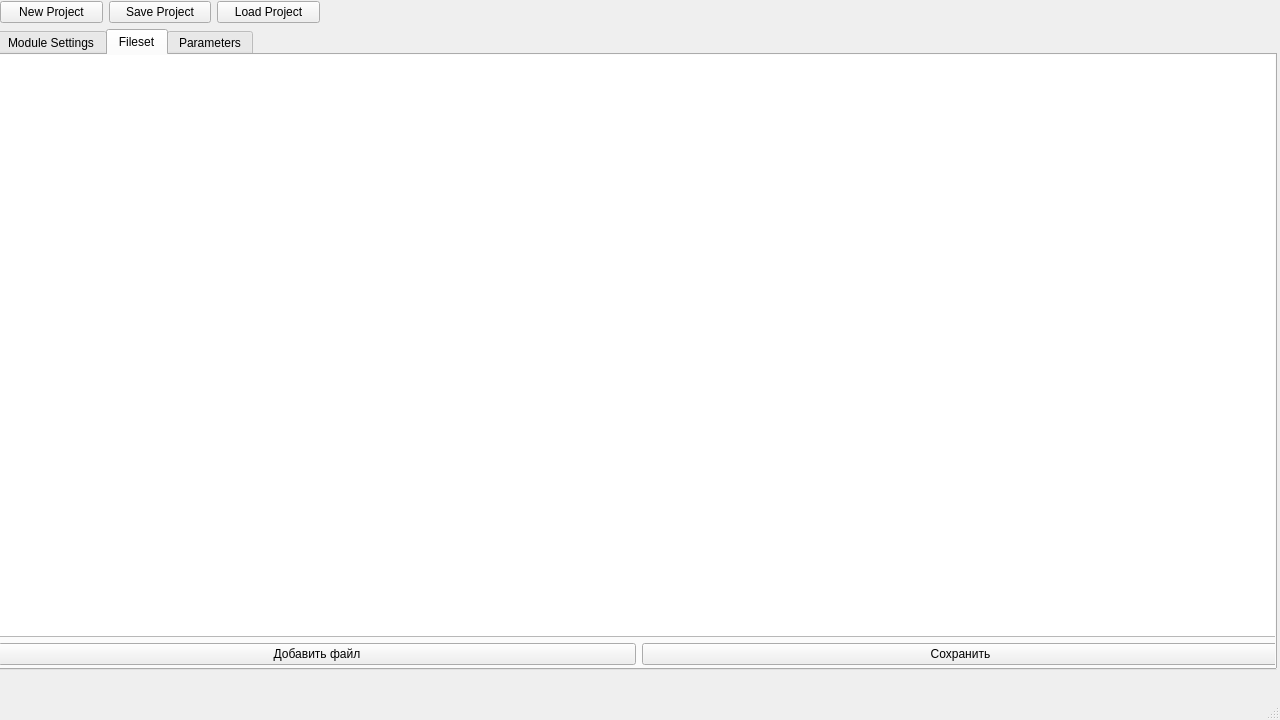
NazarovDA/tcl-reader-creator, file gui_files/mainwindow.ui: the form before one commit.
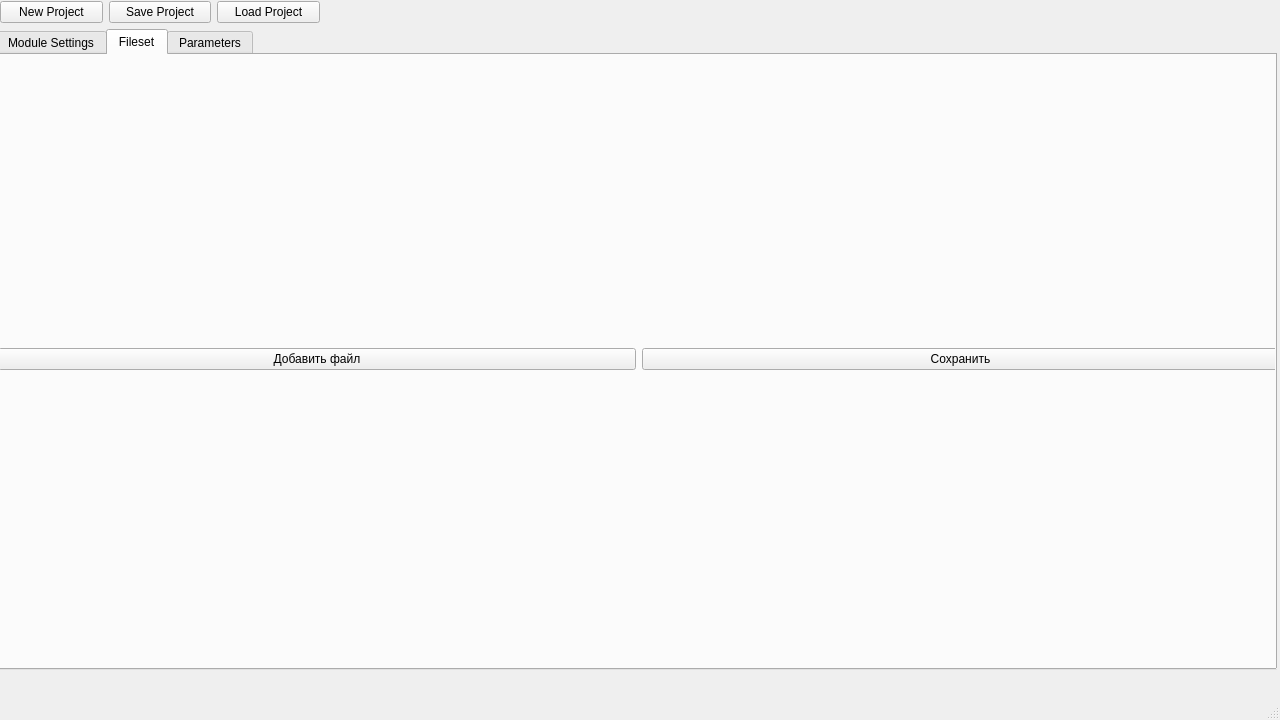
The form after the commit. The open tabs and pages were chosen to show the change.

```diff
--- a/gui_files/mainwindow.ui
+++ b/gui_files/mainwindow.ui
@@ -132,7 +132,7 @@
         <layout class="QVBoxLayout" name="FileSettingQSYNTH"/>
        </item>
        <item>
-        <widget class="QListView" name="FilesList"/>
+        <layout class="QVBoxLayout" name="FilesVLayout"/>
        </item>
        <item>
         <layout class="QHBoxLayout" name="ButtonsFileset">
```
Left out of the diff: 2 changed lines with no effect on the pictures.
